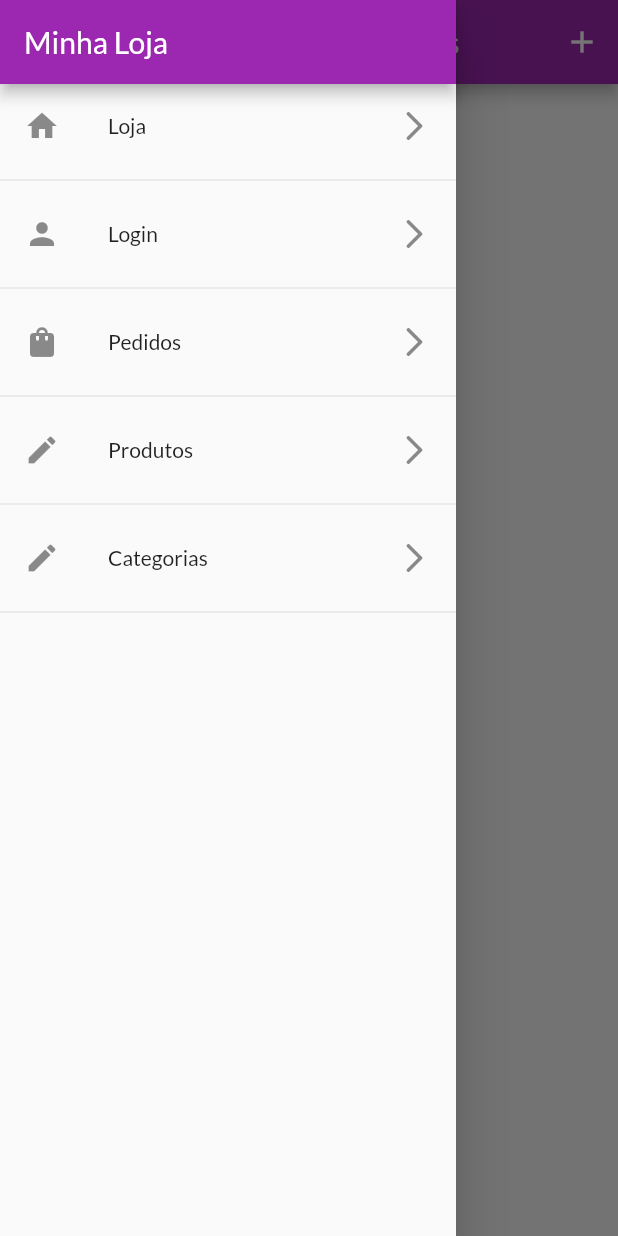
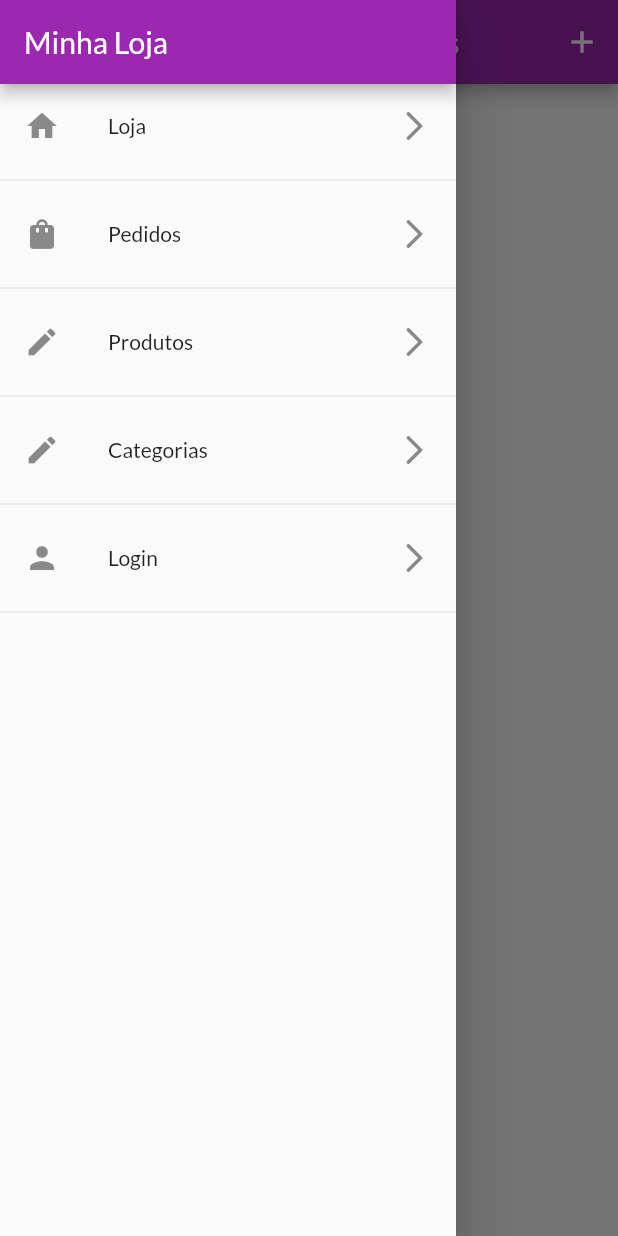
Before and after one commit to RenanLedo/Loja-completa, a Flutter app: the CategoriasPage screen opened by its route, with the side drawer open, on a phone screen of 412 x 824 dp. Run offline on Flutter 3.47's test engine with Material 2 defaults, Android fonts, the phone set to English and light mode, and no system bars; our stand-ins replace shared_preferences; accounts and stored records are empty; network calls fail.

```diff
--- a/lib/components/app_drawer.dart
+++ b/lib/components/app_drawer.dart
@@ -1,11 +1,14 @@
 import 'package:flutter/material.dart';
+import 'package:loja_completa/models/auth.dart';
 import 'package:loja_completa/utils/app_routes.dart';
+import 'package:provider/provider.dart';
 
 class AppDrawer extends StatelessWidget {
   const AppDrawer({Key? key}) : super(key: key);
 
   @override
   Widget build(BuildContext context) {
+    final auth = Provider.of<Auth>(context, listen: false);
     return Drawer(
       child: Column(
         children: [
@@ -19,15 +22,6 @@ class AppDrawer extends StatelessWidget {
             trailing: Icon(Icons.arrow_forward_ios_rounded),
             onTap: () {
               Navigator.of(context).pushReplacementNamed(AppRoutes.HOME);
-            },
-          ),
-          Divider(),
-          ListTile(
-            leading: Icon(Icons.person),
-            title: Text('Login'),
-            trailing: Icon(Icons.arrow_forward_ios_rounded),
-            onTap: () {
-              Navigator.of(context).pushReplacementNamed(AppRoutes.LOGIN);
             },
           ),
           Divider(),
@@ -59,6 +53,25 @@ class AppDrawer extends StatelessWidget {
             },
           ),
           Divider(),
+          auth.isAuth
+              ? ListTile(
+                  leading: Icon(Icons.edit),
+                  title: Text('Sair'),
+                  trailing: Icon(Icons.exit_to_app),
+                  onTap: () {
+                    auth.deslogar();
+                    Navigator.of(context).pushReplacementNamed(AppRoutes.HOME);
+                  },
+                )
+              : ListTile(
+                  leading: Icon(Icons.person),
+                  title: Text('Login'),
+                  trailing: Icon(Icons.arrow_forward_ios_rounded),
+                  onTap: () {
+                    Navigator.of(context).pushReplacementNamed(AppRoutes.LOGIN);
+                  },
+                ),
+          Divider(),
         ],
       ),
     );
--- a/lib/main.dart
+++ b/lib/main.dart
@@ -37,9 +37,9 @@ class MyApp extends StatelessWidget {
           },
         ),
         ChangeNotifierProxyProvider<Auth, OrderList>(
-          create: (_) => OrderList('', []),
+          create: (_) => OrderList('', [], ''),
           update: (ctx, auth, previous) {
-            return OrderList(auth.token ?? '', previous?.items ?? []);
+            return OrderList(auth.token ?? '', previous?.items ?? [], auth.userId ?? '');
           },
         ),
         ChangeNotifierProxyProvider<Auth, CategoriaLista>(
--- a/lib/models/categoria_lista.dart
+++ b/lib/models/categoria_lista.dart
@@ -19,8 +19,8 @@ class CategoriaLista extends ChangeNotifier {
 
   Future<void> loadCategorias() async {
     _items.clear();
-    final response = await http
-        .get(Uri.parse('${Constantes.PRODUCT_CAT_URL}.json?auth=$_token'));
+    final response =
+        await http.get(Uri.parse('${Constantes.PRODUCT_CAT_URL}.json'));
     if (response.body == 'null') return;
 
     Map<String, dynamic> data = jsonDecode(response.body);
--- a/lib/models/order_list.dart
+++ b/lib/models/order_list.dart
@@ -9,10 +9,11 @@ import 'package:loja_completa/utils/constantes.dart';
 
 class OrderList extends ChangeNotifier {
   String _token;
+  String _userId;
   List<Order> _items = [];
   List<Order> get items => [..._items];
 
-  OrderList(this._token, this._items);
+  OrderList(this._token, this._items, this._userId);
 
   int get orderCount {
     return _items.length;
@@ -20,8 +21,8 @@ class OrderList extends ChangeNotifier {
 
   Future<void> loadOrders() async {
     List<Order> items = [];
-    final response = await http
-        .get(Uri.parse('${Constantes.ORDER_BASE_URL}.json?auth=$_token'));
+    final response = await http.get(
+        Uri.parse('${Constantes.ORDER_BASE_URL}/$_userId.json?auth=$_token'));
     if (response.body == 'null') return;
     Map<String, dynamic> data = jsonDecode(response.body);
     data.forEach((orderId, orderData) {
@@ -48,7 +49,7 @@ class OrderList extends ChangeNotifier {
   Future<void> addOrder(Cart cart) async {
     final date = DateTime.now();
     final response = await http.post(
-        Uri.parse('${Constantes.ORDER_BASE_URL}.json?auth=$_token'),
+        Uri.parse('${Constantes.ORDER_BASE_URL}/$_userId.json?auth=$_token'),
         body: jsonEncode({
           'total': cart.totalAmount,
           'date': date.toIso8601String(),
--- a/lib/models/product_list.dart
+++ b/lib/models/product_list.dart
@@ -28,7 +28,7 @@ class ProductList extends ChangeNotifier {
   Future<void> loadProducts() async {
     _itens.clear();
     final response = await http
-        .get(Uri.parse('${Constantes.PRODUCT_BASE_URL}.json?auth=$_token'));
+        .get(Uri.parse('${Constantes.PRODUCT_BASE_URL}.json'));
     if (response.body == 'null') return;
 
     final favResponse = await http.get(
--- a/lib/utils/constantes.dart
+++ b/lib/utils/constantes.dart
@@ -5,6 +5,8 @@ class Constantes {
   static const PRODUCT_CAT_URL = 'https://loja-cod3r-ec2df-default-rtdb.firebaseio.com/categoria';
   static const PRODUCT_BASE_URL = 'https://loja-cod3r-ec2df-default-rtdb.firebaseio.com/product';
   static const ORDER_BASE_URL = 'https://loja-cod3r-ec2df-default-rtdb.firebaseio.com/order';
+
+
   static const URL_CADASTRO = 'https://identitytoolkit.googleapis.com/v1/accounts:signUp?key=AIzaSyDduS-k5WbkY5WsFBYnhPT3XThCD-P6Xzw';
   static const URL_LOGIN = 'https://identitytoolkit.googleapis.com/v1/accounts:signInWithPassword?key=AIzaSyDduS-k5WbkY5WsFBYnhPT3XThCD-P6Xzw';
 }
--- a/pubspec.yaml
+++ b/pubspec.yaml
@@ -31,6 +31,7 @@ dependencies:
   intl: ^0.17.0
   http: ^0.13.4
   fluttertoast: ^8.0.8
+  shared_preferences: ^2.0.12
 
 dev_dependencies:
   flutter_test:
```
Also changed, not shown: lib/data/store.dart (added, +33 -0 lines), lib/models/auth.dart (+40 -2 lines), pubspec.lock.
